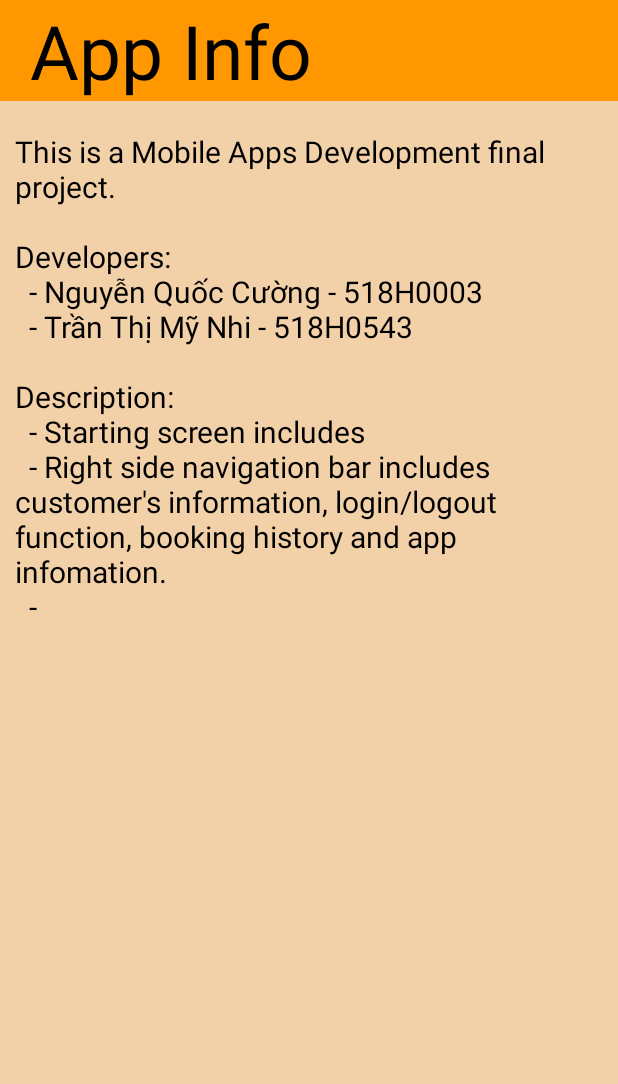
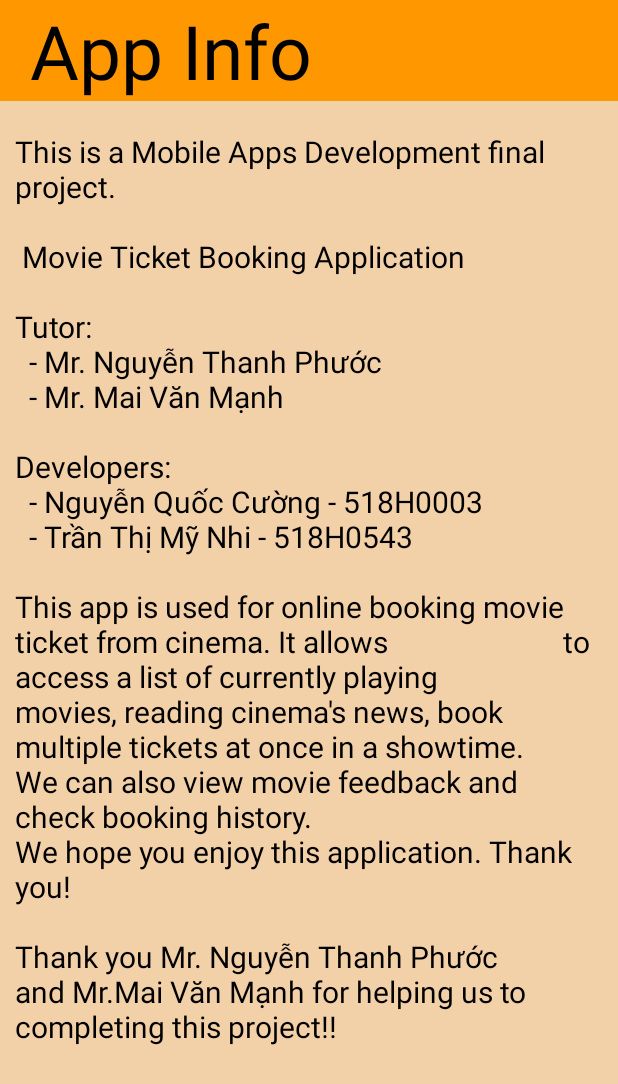
Before and after one commit to nqcccccc/ticketBooking, an Android app: the AppInfoActivity screen opened directly, with no data from a screen before it, on a phone screen of 412 x 824 dp. Shown: the top 1084 px of the screen. Run offline under Robolectric (Android 15) with nearby library versions, the phone set to English and light mode, and no system bars.

Commit message:
Update app_info.xml

```diff
--- a/app/src/main/res/layout/app_info.xml
+++ b/app/src/main/res/layout/app_info.xml
@@ -21,13 +21,21 @@
         android:layout_marginTop="20dp"
         android:layout_marginHorizontal="10dp"
         android:text="This is a Mobile Apps Development final project.
+                        \n\n Movie Ticket Booking Application
+                        \n\nTutor:
+                        \n  - Mr. Nguyễn Thanh Phước
+                        \n  - Mr. Mai Văn Mạnh
                         \n\nDevelopers:
                         \n  - Nguyễn Quốc Cường - 518H0003
                         \n  - Trần Thị Mỹ Nhi - 518H0543
-                        \n\nDescription:
-                        \n  - Starting screen includes
-                        \n  - Right side navigation bar includes customer's information, login/logout function, booking history and app infomation.
-                        \n  - "
+                        \n\nThis app is used for online booking movie ticket from cinema. It allows
+                        to access a list of currently playing movies, reading cinema's news, book
+                         multiple tickets at once in a showtime. We can also view movie feedback and
+                          check booking history.
+                         \nWe hope you enjoy this application. Thank you!
+                        \n\nThank you Mr. Nguyễn Thanh Phước and Mr.Mai Văn Mạnh for helping us to
+                        completing this project!!
+                        "
         android:textSize="20dp"
         android:textColor="@color/black"/>
 
```
